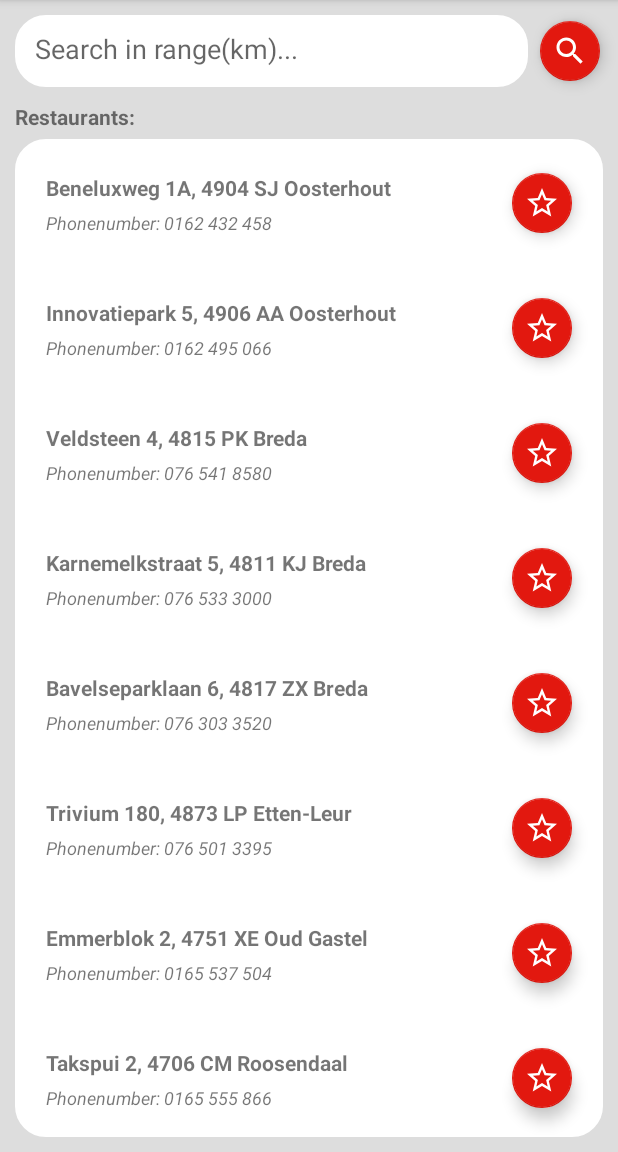
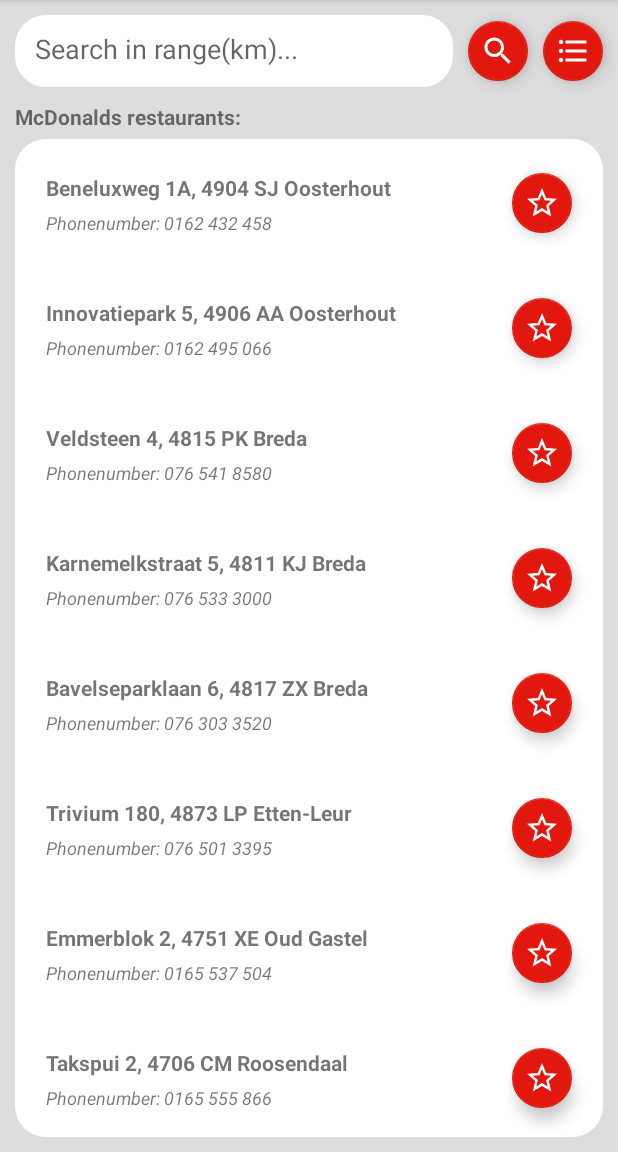
Before and after one commit to Kstrik/Eindopdracht_Client_Side_Development, an Android app: the screen it shows after launch (McDonaldsSelection), on a phone screen of 412 x 824 dp, the part 84-1236 px from its top. Run offline under Robolectric (Android 15) with nearby library versions, the phone set to English and light mode, and no system bars.

Commit message:
Added landscape layout for selection activity

```diff
--- a/app/src/main/java/com/example/eindopdracht_client_side_development_app/views/McDonaldsSelection.java
+++ b/app/src/main/java/com/example/eindopdracht_client_side_development_app/views/McDonaldsSelection.java
@@ -6,6 +6,7 @@
 import androidx.recyclerview.widget.RecyclerView;
 
 import android.content.SharedPreferences;
+import android.content.res.Configuration;
 import android.os.Bundle;
 import android.preference.PreferenceManager;
 import android.util.Log;
@@ -39,7 +40,8 @@
     private EditText searchMcDonaldsEditText;
     private LocationAPIManager locationAPIManager;
 
-    private ScaleBounceAnimationSequence scaleBounceAnimationSequence;
+    private ScaleBounceAnimationSequence scaleBounceAnimationSequenceSearchButton;
+    private ScaleBounceAnimationSequence scaleBounceAnimationSequenceSFavoritesButton;
 
     @Override
     protected void onCreate(Bundle savedInstanceState)
@@ -47,29 +49,21 @@
         super.onCreate(savedInstanceState);
         setContentView(R.layout.activity_mc_donalds_selection);
 
-        this.recentView = findViewById(R.id.rcv_RecentView);
-        this.recentLayout = findViewById(R.id.cns_RecentLayout);
+        this.recyclerView = findViewById(R.id.rcv_McDonaldsView);
+        this.recyclerView.setLayoutManager(new GridLayoutManager(this, 1, GridLayoutManager.VERTICAL, false));
+        this.searchMcDonaldsEditText = findViewById(R.id.txb_SearchMcDonalds);
 
-        this.recyclerView = findViewById(R.id.rcv_McDonaldsView);
-        this.searchMcDonaldsEditText = findViewById(R.id.txb_SearchMcDonalds);
-        //this.databaseHandler = DatabaseHandler.getInstance(getApplicationContext(), "GameDB");
-        //this.mcDonaldsList = this.databaseHandler.getAllGames();
-
-        //getApplicationContext().deleteDatabase("McDonaldsDB");
         this.databaseHandler = DatabaseHandler.getInstance(getApplicationContext(), "McDonaldsDB");
-        //this.databaseHandler.addMcDonalds(new McDonalds("Beneluxweg 1A, 4904 SJ Oosterhout", "0162 432 458", new LatLng(51.626340, 4.869013)));
-        //this.databaseHandler.addMcDonalds(new McDonalds("Innovatiepark 5, 4906 AA Oosterhout", "0162 495 066", new LatLng(51.673810, 4.824350)));
-
         this.mcDonaldsList = this.databaseHandler.getAllMcDonalds();
-        //this.mcDonaldsList = new ArrayList<McDonalds>();
-        //this.mcDonaldsList.add(new McDonalds(0, "Beneluxweg 1A, 4904 SJ Oosterhout", "0162 432 458", new LatLng(51.626340, 4.869013)));
-        //this.mcDonaldsList.add(new McDonalds(1, "Innovatiepark 5, 4906 AA Oosterhout", "0162 495 066", new LatLng(51.673810, 4.824350)));
-
-        this.recentView.setLayoutManager(new GridLayoutManager(this, 1, GridLayoutManager.VERTICAL, false));
-        this.recyclerView.setLayoutManager(new GridLayoutManager(this, 1, GridLayoutManager.VERTICAL, false));
         this.mcDonaldsAdapter = new McDonaldsAdapter(this.mcDonaldsList, this, false);
 
         this.recyclerView.setAdapter(this.mcDonaldsAdapter);
+
+        if(getResources().getConfiguration().orientation == Configuration.ORIENTATION_PORTRAIT)
+        {
+            this.recentView = findViewById(R.id.rcv_RecentView);
+            this.recentView.setLayoutManager(new GridLayoutManager(this, 1, GridLayoutManager.VERTICAL, false));
+            this.recentLayout = findViewById(R.id.cns_RecentLayout);
 
             this.recentLayout.setVisibility(View.GONE);
             McDonalds recent = getRecentIfExists(this.mcDonaldsList);
@@ -81,12 +75,14 @@
                 this.recentAdapter = new McDonaldsAdapter(recentList, this, true);
                 this.recentView.setAdapter(this.recentAdapter);
             }
+        }
 
         this.locationAPIManager = LocationAPIManager.getInstance(this);
         this.locationAPIManager.setLocationAPIListener(this);
         this.locationAPIManager.requestLastLocation();
 
-        this.scaleBounceAnimationSequence = new ScaleBounceAnimationSequence(findViewById(R.id.btn_SearchInRadius), 0.8f, 1.2f, 500, 1);
+        this.scaleBounceAnimationSequenceSearchButton = new ScaleBounceAnimationSequence(findViewById(R.id.btn_SearchInRadius), 0.8f, 1.2f, 500, 1);
+        this.scaleBounceAnimationSequenceSFavoritesButton = new ScaleBounceAnimationSequence(findViewById(R.id.btn_ShowFavorites), 0.8f, 1.2f, 500, 1);
     }
 
     @Override
@@ -96,7 +92,7 @@
 
         this.mcDonaldsAdapter.notifyDataSetChanged();
 
-        if(this.recentAdapter != null)
+        if(getResources().getConfiguration().orientation == Configuration.ORIENTATION_PORTRAIT && this.recentAdapter != null)
         {
             McDonalds recent = getRecentIfExists(this.mcDonaldsList);
             ArrayList<McDonalds> recentList = new ArrayList<McDonalds>();
@@ -110,7 +106,7 @@
     {
         try
         {
-            this.scaleBounceAnimationSequence.start();
+            this.scaleBounceAnimationSequenceSearchButton.start();
             String searchText = this.searchMcDonaldsEditText.getText().toString();
 
             if(searchText.equals(""))
@@ -139,6 +135,21 @@
         }
     }
 
+    public void onShowFavoritesClick(View view)
+    {
+        this.scaleBounceAnimationSequenceSFavoritesButton.start();
+
+        ArrayList<McDonalds> mcDonaldsFavoritesList = new ArrayList<McDonalds>();
+        for(McDonalds mcDonalds : this.mcDonaldsList)
+        {
+            if(mcDonalds.isFavorite())
+                mcDonaldsFavoritesList.add(mcDonalds);
+        }
+
+        this.mcDonaldsAdapter.setDataset(sortMcDonaldsByDistance(mcDonaldsFavoritesList));
+        this.mcDonaldsAdapter.notifyDataSetChanged();
+    }
+
     @Override
     public void onLocationReceived(LatLng location)
     {
@@ -148,6 +159,9 @@
         this.mcDonaldsAdapter.setDataset(sortMcDonaldsByDistance(mcDonaldsList));
         this.recyclerView.removeAllViewsInLayout();
         this.mcDonaldsAdapter.notifyDataSetChanged();
+
+        if(getResources().getConfiguration().orientation == Configuration.ORIENTATION_PORTRAIT && this.recentAdapter != null)
+            this.recentAdapter.notifyDataSetChanged();
     }
 
     private ArrayList<McDonalds> sortMcDonaldsByDistance(ArrayList<McDonalds> mcDonaldsList)
--- /dev/null
+++ b/app/src/main/res/drawable/ic_format_list_bulleted_white_24dp.xml
@@ -0,0 +1,5 @@
+<vector android:height="24dp" android:tint="#FFFFFF"
+    android:viewportHeight="24.0" android:viewportWidth="24.0"
+    android:width="24dp" xmlns:android="http://schemas.android.com/apk/res/android">
+    <path android:fillColor="#FF000000" android:pathData="M4,10.5c-0.83,0 -1.5,0.67 -1.5,1.5s0.67,1.5 1.5,1.5 1.5,-0.67 1.5,-1.5 -0.67,-1.5 -1.5,-1.5zM4,4.5c-0.83,0 -1.5,0.67 -1.5,1.5S3.17,7.5 4,7.5 5.5,6.83 5.5,6 4.83,4.5 4,4.5zM4,16.5c-0.83,0 -1.5,0.68 -1.5,1.5s0.68,1.5 1.5,1.5 1.5,-0.68 1.5,-1.5 -0.67,-1.5 -1.5,-1.5zM7,19h14v-2L7,17v2zM7,13h14v-2L7,11v2zM7,5v2h14L21,5L7,5z"/>
+</vector>
--- /dev/null
+++ b/app/src/main/res/layout-land/activity_mc_donalds_selection.xml
@@ -0,0 +1,83 @@
+<?xml version="1.0" encoding="utf-8"?>
+<androidx.constraintlayout.widget.ConstraintLayout xmlns:android="http://schemas.android.com/apk/res/android"
+    xmlns:app="http://schemas.android.com/apk/res-auto"
+    xmlns:tools="http://schemas.android.com/tools"
+    android:layout_width="match_parent"
+    android:layout_height="match_parent"
+    android:background="#DDDDDD"
+    tools:context=".views.McDonaldsSelection">
+
+    <EditText
+        android:id="@+id/txb_SearchMcDonalds"
+        android:layout_width="0dp"
+        android:layout_height="48dp"
+        android:layout_marginStart="10dp"
+        android:layout_marginTop="10dp"
+        android:layout_marginEnd="10dp"
+        android:background="@drawable/rounded_corner"
+        android:ems="10"
+        android:hint="@string/search_mcdonalds_in_range_hint"
+        android:inputType="textPersonName"
+        android:padding="20px"
+        app:layout_constraintEnd_toStartOf="@+id/btn_SearchInRadius"
+        app:layout_constraintStart_toStartOf="parent"
+        app:layout_constraintTop_toTopOf="parent" />
+
+    <TextView
+        android:id="@+id/lbl_Restaurants"
+        android:layout_width="wrap_content"
+        android:layout_height="wrap_content"
+        android:layout_marginTop="10dp"
+        android:text="@string/mcDonaldsHeader"
+        android:textStyle="bold"
+        app:layout_constraintStart_toStartOf="@+id/rcv_McDonaldsView"
+        app:layout_constraintTop_toBottomOf="@+id/txb_SearchMcDonalds" />
+
+    <androidx.recyclerview.widget.RecyclerView
+        android:id="@+id/rcv_McDonaldsView"
+        android:layout_width="0dp"
+        android:layout_height="0dp"
+        android:layout_marginStart="10dp"
+        android:layout_marginTop="5dp"
+        android:layout_marginEnd="10dp"
+        android:layout_marginBottom="10dp"
+        android:background="@drawable/rounded_corner"
+        android:visibility="visible"
+        app:layout_constraintBottom_toBottomOf="parent"
+        app:layout_constraintEnd_toEndOf="parent"
+        app:layout_constraintHorizontal_bias="1.0"
+        app:layout_constraintStart_toStartOf="parent"
+        app:layout_constraintTop_toBottomOf="@+id/lbl_Restaurants"
+        tools:listitem="@layout/mcdonalds_list_item" />
+
+    <com.google.android.material.floatingactionbutton.FloatingActionButton
+        android:id="@+id/btn_SearchInRadius"
+        android:layout_width="wrap_content"
+        android:layout_height="wrap_content"
+        android:layout_gravity="center"
+        android:layout_marginEnd="10dp"
+        android:clickable="true"
+        android:onClick="onSearchInRangeClick"
+        app:backgroundTint="#E2180F"
+        app:fabSize="mini"
+        app:layout_constraintBottom_toBottomOf="@+id/txb_SearchMcDonalds"
+        app:layout_constraintEnd_toStartOf="@+id/btn_ShowFavorites"
+        app:layout_constraintTop_toTopOf="@+id/txb_SearchMcDonalds"
+        app:srcCompat="@drawable/ic_search_white_24dp" />
+
+    <com.google.android.material.floatingactionbutton.FloatingActionButton
+        android:id="@+id/btn_ShowFavorites"
+        android:layout_width="wrap_content"
+        android:layout_height="wrap_content"
+        android:layout_gravity="center"
+        android:layout_marginEnd="10dp"
+        android:clickable="true"
+        android:onClick="onShowFavoritesClick"
+        app:backgroundTint="#E2180F"
+        app:fabSize="mini"
+        app:layout_constraintBottom_toBottomOf="@+id/txb_SearchMcDonalds"
+        app:layout_constraintEnd_toEndOf="parent"
+        app:layout_constraintTop_toTopOf="@+id/txb_SearchMcDonalds"
+        app:srcCompat="@drawable/ic_format_list_bulleted_white_24dp" />
+
+</androidx.constraintlayout.widget.ConstraintLayout>
--- a/app/src/main/res/layout/activity_mc_donalds_selection.xml
+++ b/app/src/main/res/layout/activity_mc_donalds_selection.xml
@@ -9,15 +9,17 @@
 
     <EditText
         android:id="@+id/txb_SearchMcDonalds"
-        android:layout_width="342dp"
+        android:layout_width="0dp"
         android:layout_height="48dp"
         android:layout_marginStart="10dp"
         android:layout_marginTop="10dp"
+        android:layout_marginEnd="10dp"
         android:background="@drawable/rounded_corner"
         android:ems="10"
         android:hint="@string/search_mcdonalds_in_range_hint"
         android:inputType="textPersonName"
         android:padding="20px"
+        app:layout_constraintEnd_toStartOf="@+id/btn_SearchInRadius"
         app:layout_constraintStart_toStartOf="parent"
         app:layout_constraintTop_toTopOf="parent" />
 
@@ -45,24 +47,38 @@
         app:layout_constraintEnd_toEndOf="parent"
         app:layout_constraintHorizontal_bias="1.0"
         app:layout_constraintStart_toStartOf="parent"
-        app:layout_constraintTop_toBottomOf="@+id/lbl_Restaurants" />
+        app:layout_constraintTop_toBottomOf="@+id/lbl_Restaurants"
+        tools:listitem="@layout/mcdonalds_list_item" />
 
     <com.google.android.material.floatingactionbutton.FloatingActionButton
         android:id="@+id/btn_SearchInRadius"
         android:layout_width="wrap_content"
         android:layout_height="wrap_content"
         android:layout_gravity="center"
-        android:layout_marginStart="5dp"
         android:layout_marginEnd="10dp"
         android:clickable="true"
         android:onClick="onSearchInRangeClick"
         app:backgroundTint="#E2180F"
         app:fabSize="mini"
         app:layout_constraintBottom_toBottomOf="@+id/txb_SearchMcDonalds"
-        app:layout_constraintEnd_toEndOf="parent"
-        app:layout_constraintStart_toEndOf="@+id/txb_SearchMcDonalds"
+        app:layout_constraintEnd_toStartOf="@+id/btn_ShowFavorites"
         app:layout_constraintTop_toTopOf="@+id/txb_SearchMcDonalds"
         app:srcCompat="@drawable/ic_search_white_24dp" />
+
+    <com.google.android.material.floatingactionbutton.FloatingActionButton
+        android:id="@+id/btn_ShowFavorites"
+        android:layout_width="wrap_content"
+        android:layout_height="wrap_content"
+        android:layout_gravity="center"
+        android:layout_marginEnd="10dp"
+        android:clickable="true"
+        android:onClick="onShowFavoritesClick"
+        app:backgroundTint="#E2180F"
+        app:fabSize="mini"
+        app:layout_constraintBottom_toBottomOf="@+id/txb_SearchMcDonalds"
+        app:layout_constraintEnd_toEndOf="parent"
+        app:layout_constraintTop_toTopOf="@+id/txb_SearchMcDonalds"
+        app:srcCompat="@drawable/ic_format_list_bulleted_white_24dp" />
 
     <androidx.constraintlayout.widget.ConstraintLayout
         android:id="@+id/cns_RecentLayout"
@@ -86,7 +102,7 @@
             app:layout_constraintEnd_toEndOf="parent"
             app:layout_constraintStart_toStartOf="parent"
             tools:itemCount="1"
-            tools:listitem="@layout/mcdonalds_list_item" />
+            tools:listitem="@layout/mcdonalds_recent_list_item" />
 
         <TextView
             android:id="@+id/lbl_Recent"
--- a/app/src/main/res/values/strings.xml
+++ b/app/src/main/res/values/strings.xml
@@ -7,6 +7,6 @@
     <string name="address">Address:</string>
     <string name="phonenumber">Phonenumber:</string>
     <string name="cooridintes">Coördinates:</string>
-    <string name="recentHeader">Recent:</string>
-    <string name="mcDonaldsHeader">Restaurants:</string>
+    <string name="recentHeader">Recent McDonalds:</string>
+    <string name="mcDonaldsHeader">McDonalds restaurants:</string>
 </resources>
```
Also changed, not shown: 1 other file. Lines whose indentation alone changed are shown as unchanged.
